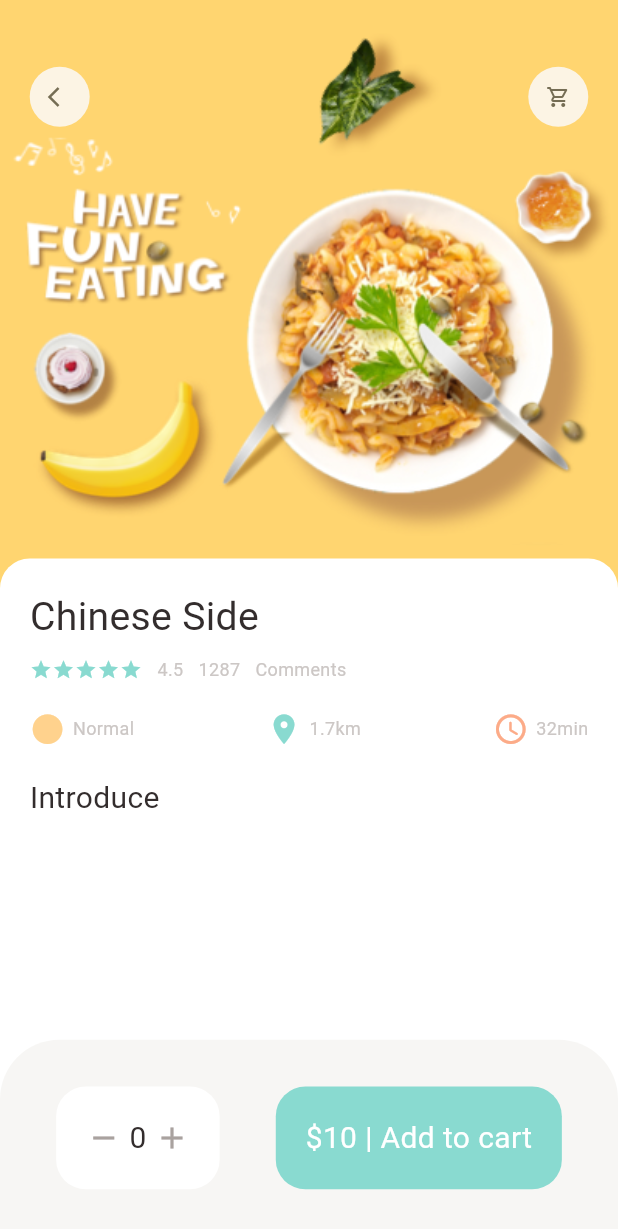
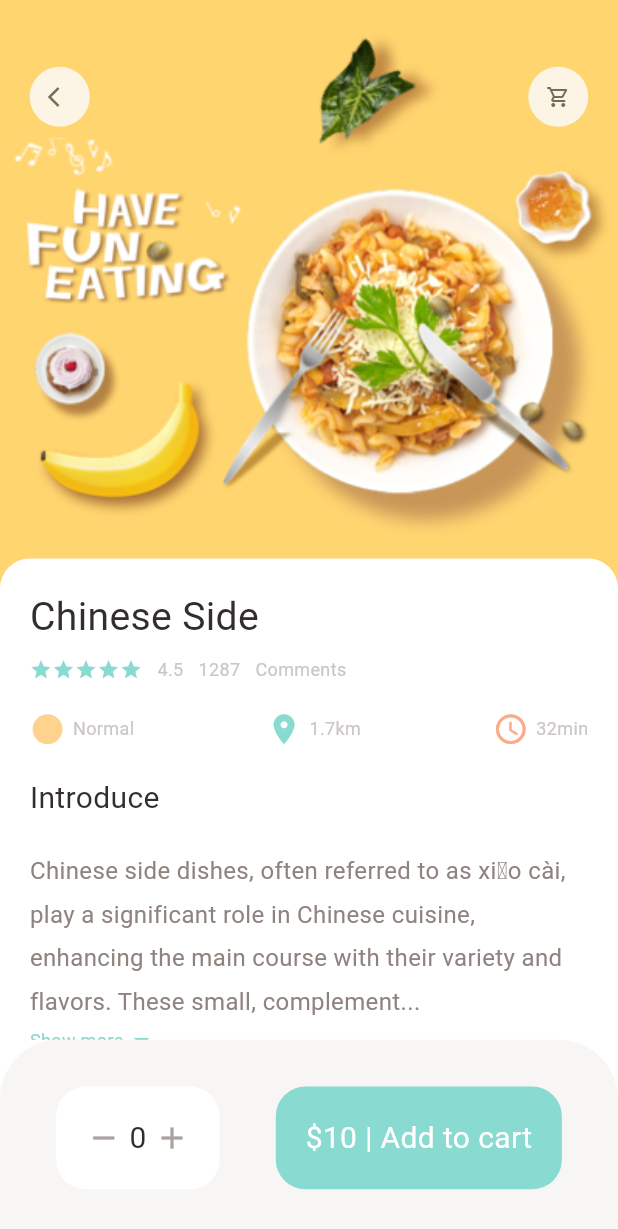
Before and after one commit to amishatandon/food_delivery, a Flutter app: the screen it shows after launch, on a phone screen of 412 x 824 dp. Shown: the top 1229 px of the screen. Run offline on Flutter 3.47's test engine with Material 3 defaults, Android fonts, the phone set to English and light mode, and no system bars; our stand-ins replace dots_indicator, get.

Commit message:
finished the screen ui

```diff
--- a/lib/pages/food/popular_food_detail.dart
+++ b/lib/pages/food/popular_food_detail.dart
@@ -3,6 +3,7 @@ import 'package:ecommerce_app/utils/dimensions.dart';
 import 'package:ecommerce_app/widgets/app_column.dart';
 import 'package:ecommerce_app/widgets/app_icon.dart';
 import 'package:ecommerce_app/widgets/big_text.dart';
+import 'package:ecommerce_app/widgets/expandable_text.dart';
 import 'package:flutter/material.dart';
 
 class PopularFoodDetail extends StatelessWidget {
@@ -67,7 +68,17 @@ class PopularFoodDetail extends StatelessWidget {
                   SizedBox(
                     height: Dimensions.height20,
                   ),
-                  BigText(text: "Introduce")
+                  BigText(text: "Introduce"),
+                  SizedBox(
+                    height: Dimensions.height20,
+                  ),
+                  const Expanded(
+                    child: SingleChildScrollView(
+                      child: ExpandableText(
+                          text:
+                              "Chinese side dishes, often referred to as xiǎo cài, play a significant role in Chinese cuisine, enhancing the main course with their variety and flavors. These small, complementary dishes can range from pickled vegetables, such as Sichuan pickles, to marinated tofu, like century eggs with tofu. Common side dishes also include stir-fried greens, such as garlic sautéed bok choy or Chinese broccoli, providing a fresh, crunchy contrast to richer main dishes. Cold appetizers, like jellyfish salad or cucumber with garlic sauce, offer refreshing and light options. These side dishes are not only delicious but also bring a balance of textures and flavors, making the overall dining experience more harmonious and satisfying."),
+                    ),
+                  )
                 ],
               ),
             ),
--- a/lib/utils/dimensions.dart
+++ b/lib/utils/dimensions.dart
@@ -7,6 +7,7 @@ class Dimensions {
   static double pageViewTextContainer = screenHeight / 6.94;
 
   static double font26 = screenHeight / 31.6;
+  static double font16 = screenHeight / 51.5;
 
   static double pageView = screenHeight / 2.60;
   static double height10 = screenHeight / 83.3;
--- a/lib/widgets/expandable_text.dart
+++ b/lib/widgets/expandable_text.dart
@@ -0,0 +1,76 @@
+import 'package:ecommerce_app/utils/colors.dart';
+import 'package:ecommerce_app/utils/dimensions.dart';
+import 'package:ecommerce_app/widgets/small_text.dart';
+import 'package:flutter/material.dart';
+
+class ExpandableText extends StatefulWidget {
+  final String text;
+  const ExpandableText({super.key, required this.text});
+
+  @override
+  State<ExpandableText> createState() => _ExpandableTextState();
+}
+
+class _ExpandableTextState extends State<ExpandableText> {
+  late String _firstHalf;
+  late String _secondHalf;
+
+  bool hiddenText = true;
+  double textHeight = Dimensions.screenHeight / 4.63;
+  @override
+  void initState() {
+    super.initState();
+    if (widget.text.length > textHeight) {
+      //height of the text is less then text in the widget
+      _firstHalf = widget.text.substring(0, textHeight.toInt());
+      _secondHalf =
+          widget.text.substring(textHeight.toInt() + 1, widget.text.length);
+    } else {
+      _firstHalf = widget.text;
+      _secondHalf = "";
+    }
+  }
+
+  @override
+  Widget build(BuildContext context) {
+    return Container(
+      child: _secondHalf.isEmpty
+          ? SmallText(
+              color: AppColors.paraColor,
+              size: Dimensions.font16,
+              text: _firstHalf)
+          : Column(
+              children: [
+                SmallText(
+                    height: 1.8,
+                    color: AppColors.paraColor,
+                    size: Dimensions.font16,
+                    text: hiddenText
+                        ? (_firstHalf + "...")
+                        : (_firstHalf + _secondHalf)),
+                InkWell(
+                  onTap: () {
+                    setState(() {
+                      hiddenText = !hiddenText;
+                    });
+                  },
+                  child: Row(
+                    children: [
+                      SmallText(
+                        text: "Show more",
+                        color: AppColors.mainColor,
+                      ),
+                      Icon(
+                        hiddenText
+                            ? Icons.arrow_drop_down
+                            : Icons.arrow_drop_up,
+                        color: AppColors.mainColor,
+                      )
+                    ],
+                  ),
+                )
+              ],
+            ),
+    );
+  }
+}
```
